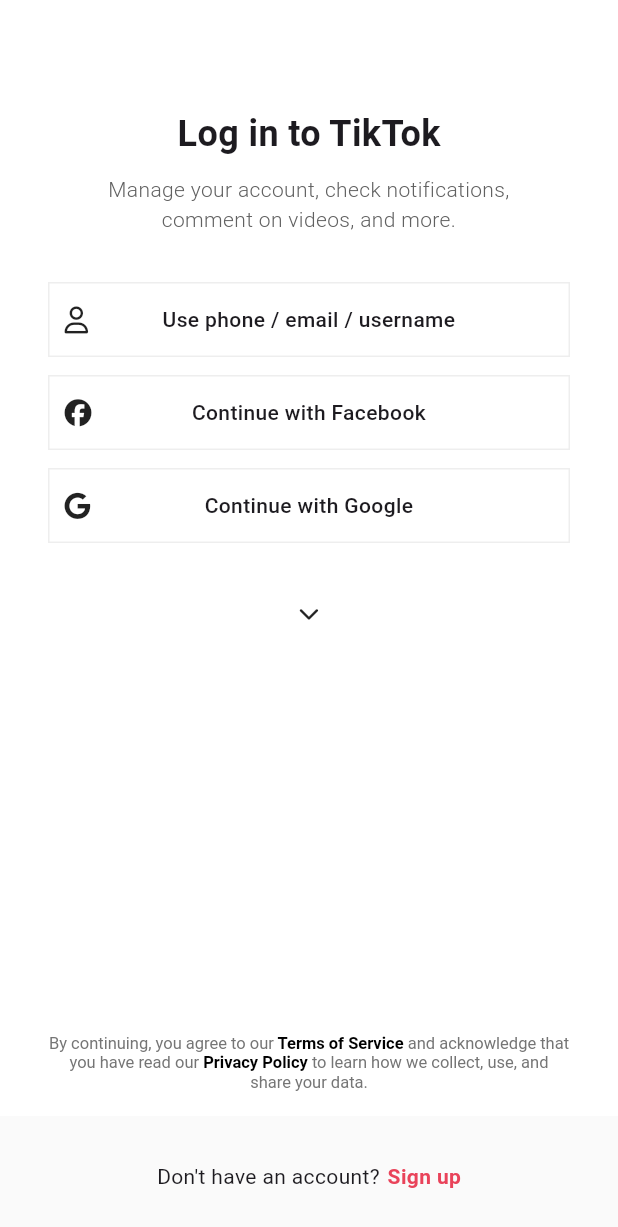
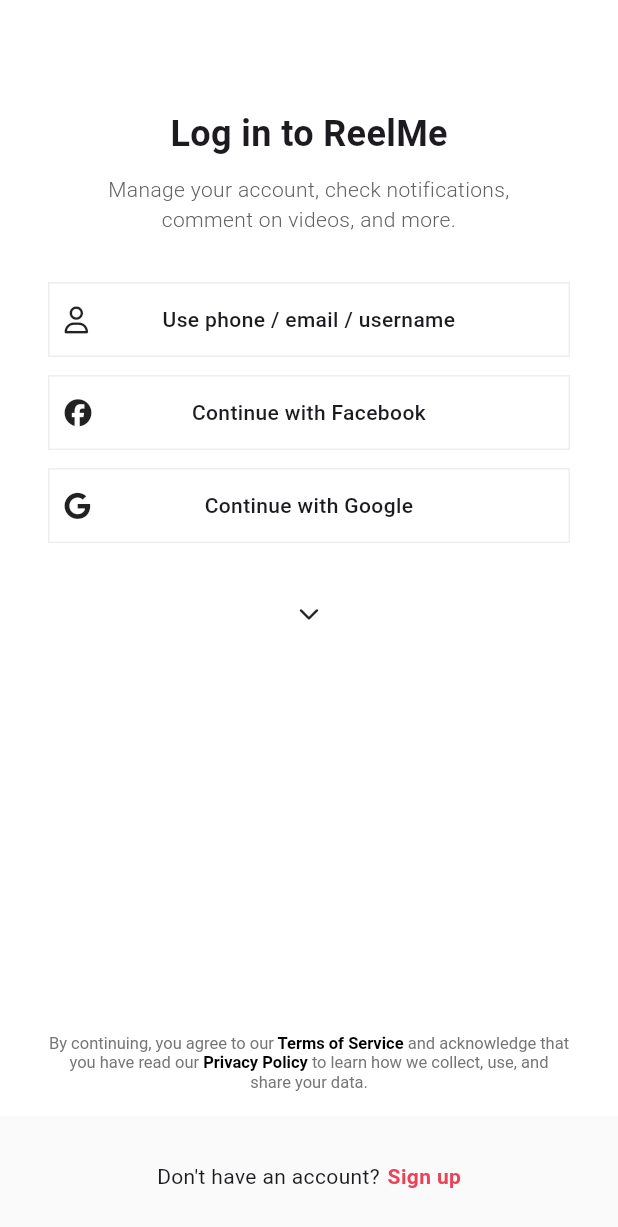
Before and after one commit to jangjia01234/reel_me, a Flutter app: the LoginScreen screen opened directly, on a phone screen of 412 x 824 dp. Shown: the top 1227 px of the screen. Run offline on Flutter 3.47's test engine with Material 3 defaults, Android fonts, the phone set to English and light mode, and no system bars; our stand-ins replace font_awesome_flutter.

Commit message:
changed app name text

```diff
--- a/lib/authentication/login_screen.dart
+++ b/lib/authentication/login_screen.dart
@@ -26,7 +26,7 @@ class LoginScreen extends StatelessWidget {
                 children: [
                   Gaps.v72,
                   Text(
-                    "Log in to TikTok",
+                    "Log in to ReelMe",
                     style: TextStyle(
                       fontSize: Sizes.size24,
                       fontWeight: FontWeight.w700,
```
